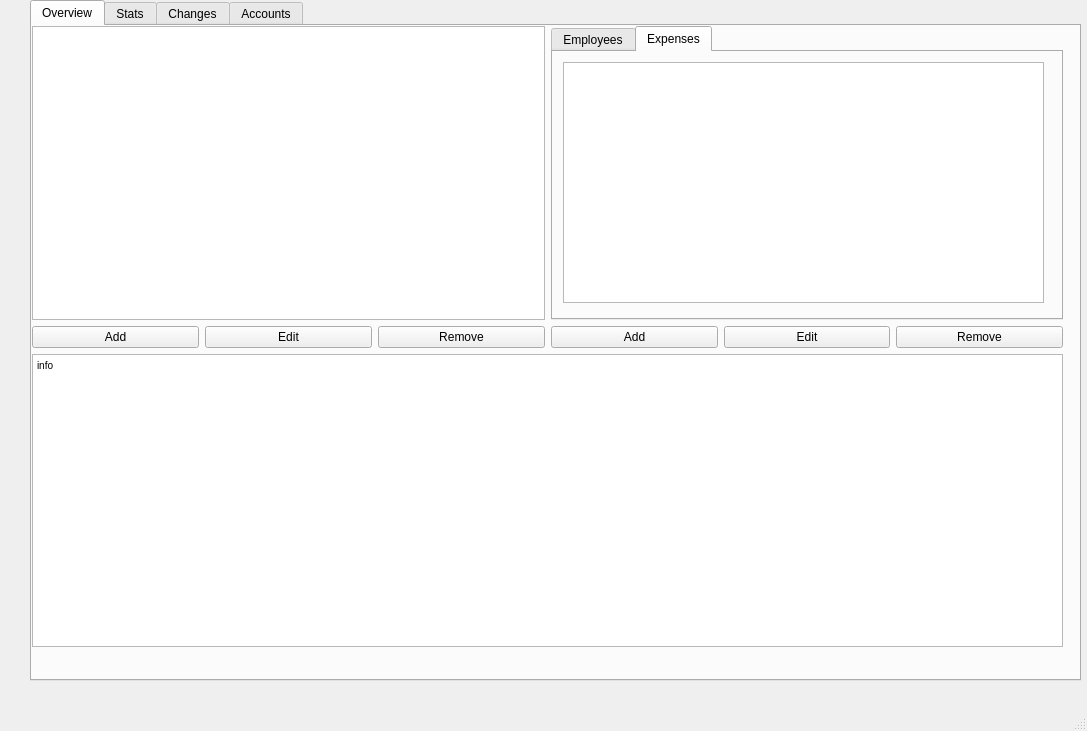
Old version of the form gui/mainwindow.ui in the repository explosion204/office-expense-tracker.
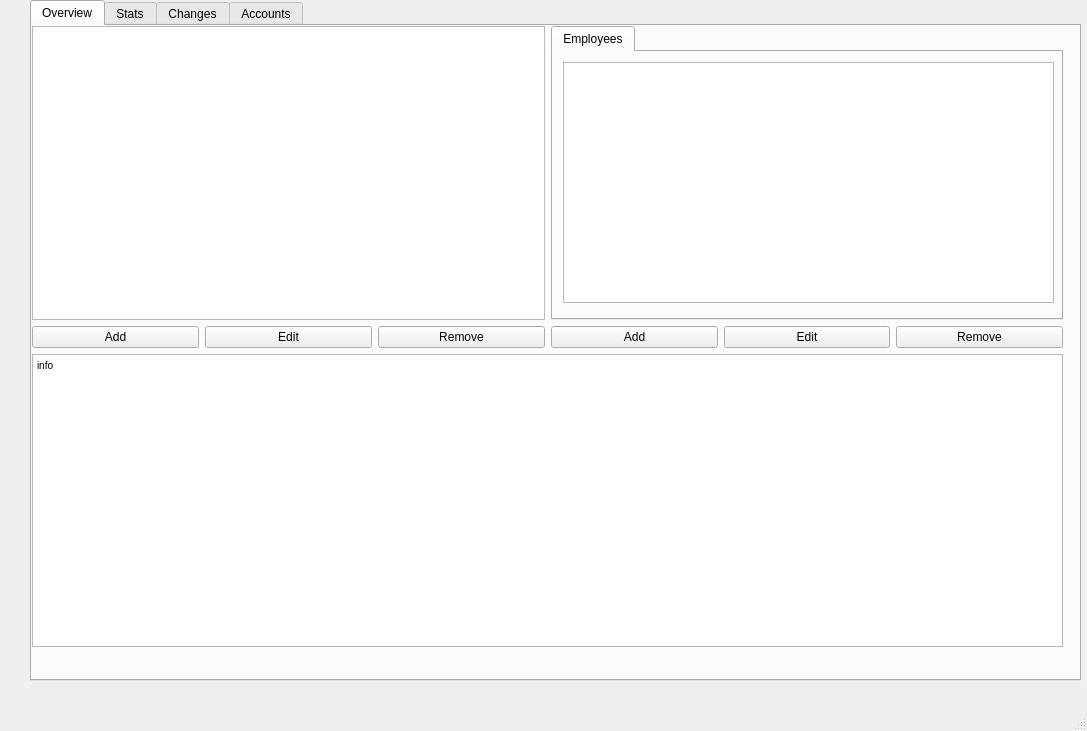
New version of the form. The open tabs and pages were chosen to show the change.

The edit to the form file:
```diff
--- a/gui/mainwindow.ui
+++ b/gui/mainwindow.ui
@@ -98,21 +98,6 @@
            </property>
           </widget>
          </widget>
-         <widget class="QWidget" name="tab_5">
-          <attribute name="title">
-           <string>Expenses</string>
-          </attribute>
-          <widget class="QListView" name="listView">
-           <property name="geometry">
-            <rect>
-             <x>10</x>
-             <y>10</y>
-             <width>481</width>
-             <height>241</height>
-            </rect>
-           </property>
-          </widget>
-         </widget>
         </widget>
        </item>
        <item row="0" column="0">
```
Left out of the diff: 39 changed lines with no effect on the pictures.
